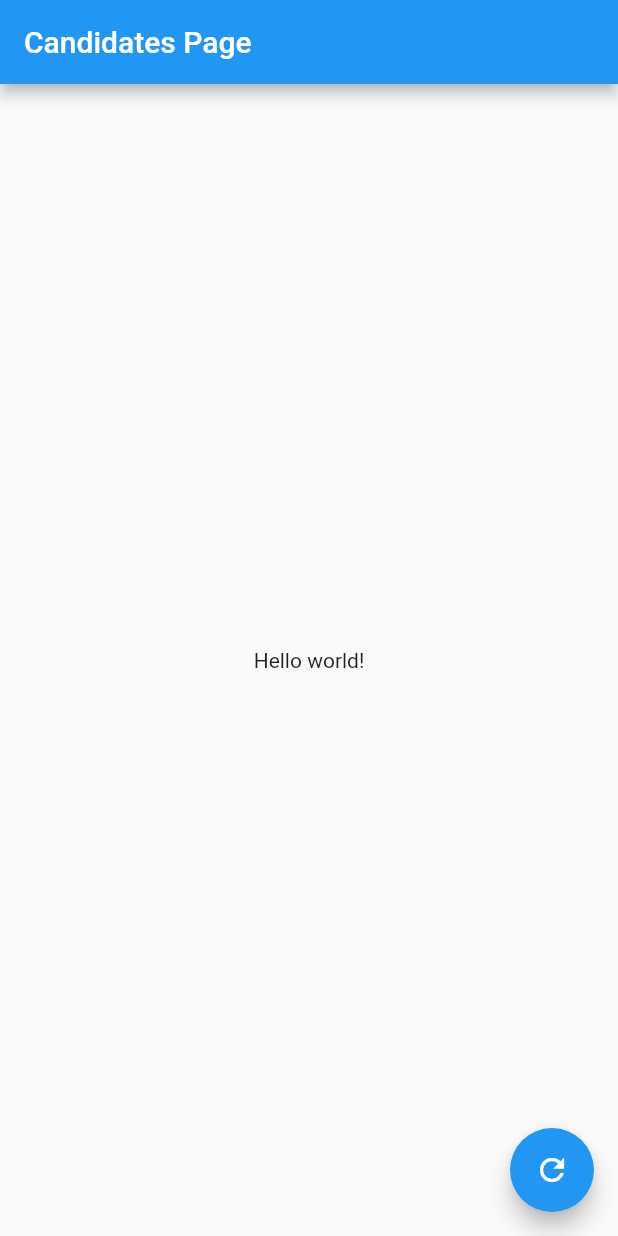
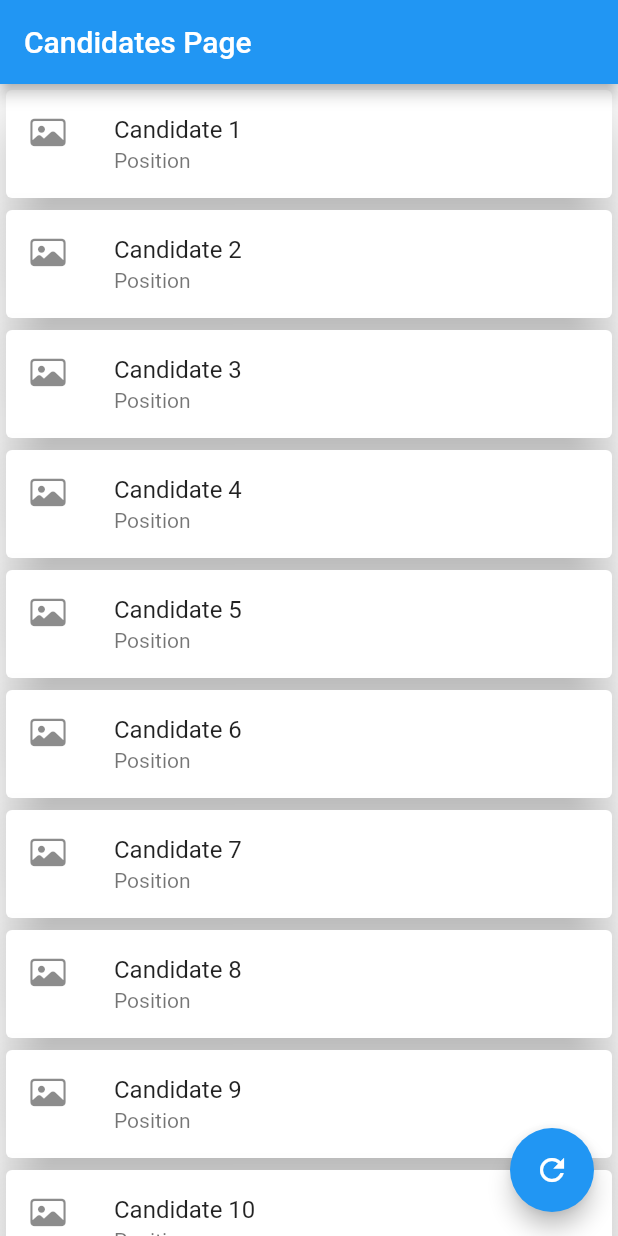
Before and after one commit to RED-offline/employee_app2, a Flutter app: the screen it shows after launch, on a phone screen of 412 x 824 dp. Run offline on Flutter 3.47's test engine with Material 2 defaults, Android fonts, the phone set to English and light mode, and no system bars; our stand-ins replace bloc, flutter_bloc, go_router; generated files the repository leaves out were written again.

Commit message:
feat/add basic routing

```diff
--- a/lib/app/view/app.dart
+++ b/lib/app/view/app.dart
@@ -1,16 +1,32 @@
+import 'package:employee_app2/features/candidates/candidate_detail/presentation/candidate_detail_page.dart';
 import 'package:employee_app2/features/candidates/candidates_list/presentation/candidate_list_page.dart';
 import 'package:employee_app2/l10n/l10n.dart';
 import 'package:flutter/material.dart';
+import 'package:go_router/go_router.dart';
 
 class App extends StatelessWidget {
-  const App({super.key});
+  App({super.key});
+
+  final _router = GoRouter(
+    routes: [
+      GoRoute(
+        path: '/',
+        builder: (context, state) => const CandidateListPage(),
+      ),
+      GoRoute(
+        path: '/candidateDetailPage',
+        name: 'candidateDetailPage',
+        builder: (context, state) => const CandidateDetailPage(),
+      ),
+    ],
+  );
 
   @override
   Widget build(BuildContext context) {
-    return const MaterialApp(
+    return MaterialApp.router(
       localizationsDelegates: AppLocalizations.localizationsDelegates,
       supportedLocales: AppLocalizations.supportedLocales,
-      home: CandidateListPage(),
+      routerConfig: _router,
     );
   }
 }
--- a/lib/features/candidates/candidate_detail/presentation/candidate_detail_page.dart
+++ b/lib/features/candidates/candidate_detail/presentation/candidate_detail_page.dart
@@ -4,7 +4,9 @@ import 'package:flutter/material.dart';
 import 'package:flutter_bloc/flutter_bloc.dart';
 
 class CandidateDetailPage extends StatelessWidget {
-  const CandidateDetailPage({super.key});
+  const CandidateDetailPage({
+    super.key,
+  });
 
   @override
   Widget build(BuildContext context) {
--- a/lib/features/candidates/candidates_list/presentation/candidate_list_widget.dart
+++ b/lib/features/candidates/candidates_list/presentation/candidate_list_widget.dart
@@ -1,7 +1,9 @@
 import 'package:employee_app2/features/candidates/candidates_list/domain/candidate_list_cubit.dart';
 import 'package:employee_app2/l10n/l10n.dart';
+import 'package:flutter/cupertino.dart';
 import 'package:flutter/material.dart';
 import 'package:flutter_bloc/flutter_bloc.dart';
+import 'package:go_router/go_router.dart';
 
 class CandidateListWidget extends StatelessWidget {
   const CandidateListWidget({super.key});
@@ -16,8 +18,21 @@ class CandidateListWidget extends StatelessWidget {
           appBar: AppBar(
             title: Text(l10n.appBarTitle),
           ),
-          body: Center(
-            child: Text(l10n.bodyText),
+          body: ListView.builder(
+            itemBuilder: (context, index) {
+              return GestureDetector(
+                onTap: () => context.pushNamed('candidateDetailPage'),
+                child: Card(
+                  elevation: 15,
+                  child: ListTile(
+                    leading: const Icon(CupertinoIcons.photo),
+                    title: Text('Candidate ${index + 1}'),
+                    subtitle: const Text('Position'),
+                  ),
+                ),
+              );
+            },
+            itemCount: 20,
           ),
           floatingActionButton: FloatingActionButton(
             onPressed: context.read<CandidateListCubit>().loadInitialData,
--- a/lib/main_development.dart
+++ b/lib/main_development.dart
@@ -2,5 +2,5 @@ import 'package:employee_app2/app/app.dart';
 import 'package:employee_app2/bootstrap.dart';
 
 void main() {
-  bootstrap(() => const App());
+  bootstrap(App.new);
 }
--- a/lib/main_production.dart
+++ b/lib/main_production.dart
@@ -2,5 +2,5 @@ import 'package:employee_app2/app/app.dart';
 import 'package:employee_app2/bootstrap.dart';
 
 void main() {
-  bootstrap(() => const App());
+  bootstrap(App.new);
 }
--- a/lib/main_staging.dart
+++ b/lib/main_staging.dart
@@ -2,5 +2,5 @@ import 'package:employee_app2/app/app.dart';
 import 'package:employee_app2/bootstrap.dart';
 
 void main() {
-  bootstrap(() => const App());
+  bootstrap(App.new);
 }
--- a/pubspec.yaml
+++ b/pubspec.yaml
@@ -8,11 +8,13 @@ environment:
 
 dependencies:
   bloc: ^8.1.1
+  cupertino_icons: ^1.0.5
   flutter:
     sdk: flutter
   flutter_bloc: ^8.1.2
   flutter_localizations:
     sdk: flutter
+  go_router: ^6.2.0
   intl: ^0.17.0
 
 dev_dependencies:
```
Also changed, not shown: lib/features/candidates/candidate_detail/presentation/candidate_detail_widget.dart (+19 -4 lines), pubspec.lock.
